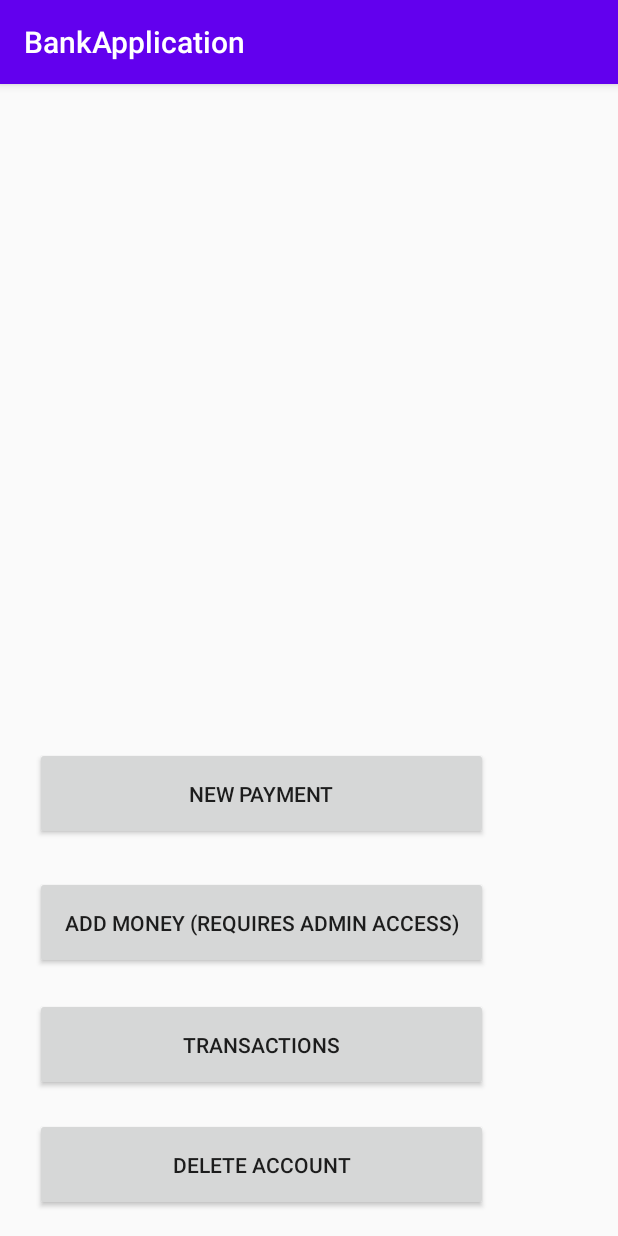
After one commit to taruhaimi/BankApplication, an Android app: the AccountInfo screen opened directly, with no data from a screen before it, on a phone screen of 412 x 824 dp. The commit adds this screen. Run offline under Robolectric (Android 15) with nearby library versions, the phone set to English and light mode, and no system bars.

Commit message:
Update 4.4.2020 (mainly functionalities)

```diff
--- a/app/src/main/AndroidManifest.xml
+++ b/app/src/main/AndroidManifest.xml
@@ -9,6 +9,7 @@
         android:roundIcon="@mipmap/ic_launcher_round"
         android:supportsRtl="true"
         android:theme="@style/AppTheme">
+        <activity android:name=".AccountInfo"></activity>
         <activity android:name=".LogIn">
             <intent-filter>
                 <action android:name="android.intent.action.MAIN" />
--- /dev/null
+++ b/app/src/main/java/com/example/bankapplication/AccountInfo.java
@@ -0,0 +1,61 @@
+package com.example.bankapplication;
+
+import androidx.appcompat.app.AlertDialog;
+import androidx.appcompat.app.AppCompatActivity;
+
+import android.content.DialogInterface;
+import android.os.Bundle;
+import android.view.View;
+import android.widget.TextView;
+
+import org.w3c.dom.Text;
+
+public class AccountInfo extends AppCompatActivity {
+    TextView accountName;
+    TextView accountNumber;
+    TextView accountType;
+    TextView accountInterest;
+    int listIndex;
+    @Override
+    protected void onCreate(Bundle savedInstanceState) {
+        super.onCreate(savedInstanceState);
+        setContentView(R.layout.activity_account_info);
+        accountName = (TextView) findViewById(R.id.accountName);
+        accountNumber = (TextView) findViewById(R.id.accountNumber);
+        accountType = (TextView) findViewById(R.id.accountType);
+        accountInterest =(TextView) findViewById(R.id.accountInterest);
+        Bundle extras = getIntent().getExtras();
+        if (extras != null) {
+            listIndex = extras.getInt("key");
+            System.out.println(listIndex);
+            accountName.setText("Name: "+MainActivity.accountArrayList.get(listIndex).getInformation());
+            accountNumber.setText("Account number: "+MainActivity.accountArrayList.get(listIndex).getID());
+            accountType.setText("Account type: "+MainActivity.accountArrayList.get(listIndex).getType());
+            /*if (MainActivity.accountArrayList.get(listIndex).getType().equals("Saving")) {
+            accountInterest.setText((int) MainActivity.accountArrayList.get(listIndex).getInterest());
+        }*/
+        }
+    }
+
+    public void deleteAccount(View v)   {
+        AlertDialog.Builder builder = new AlertDialog.Builder(this);
+        builder.setCancelable(true);
+        builder.setTitle("Delete Account");
+        builder.setMessage("Are you sure you want to delete this account?\nPress cancel to cancel.");
+        builder.setPositiveButton("Confirm",
+                new DialogInterface.OnClickListener() {
+                    @Override
+                    public void onClick(DialogInterface dialog, int which) {
+                        MainActivity.accountArrayList.remove(listIndex);
+                        finish();
+                    }
+                });
+        builder.setNegativeButton(android.R.string.cancel, new DialogInterface.OnClickListener() {
+            @Override
+            public void onClick(DialogInterface dialog, int which) {
+            }
+        });
+        AlertDialog dialog = builder.create();
+        dialog.show();
+    }
+}
--- a/app/src/main/java/com/example/bankapplication/LogIn.java
+++ b/app/src/main/java/com/example/bankapplication/LogIn.java
@@ -29,8 +29,8 @@ public class LogIn extends AppCompatActivity {
     }
 
     public void goMainMenu(View v) {
-
-        if ((GetUsername.getText().toString().equals(username) && GetPassword.getText().toString().equals(password)) == false) {
+        /*if ((GetUsername.getText().toString().equals(username) && GetPassword.getText().toString().equals(password))*/
+        if ((username.equals(username) && password.equals(password)) == false) {
             Toast.makeText(context,"Username or password is not correct. Try again.", Toast.LENGTH_SHORT).show();
 
         } else {
--- a/app/src/main/java/com/example/bankapplication/MainActivity.java
+++ b/app/src/main/java/com/example/bankapplication/MainActivity.java
@@ -3,8 +3,11 @@ package com.example.bankapplication;
 import androidx.appcompat.app.AppCompatActivity;
 
 import android.content.Intent;
+import android.content.SharedPreferences;
 import android.os.Bundle;
 import android.view.View;
+
+import java.util.ArrayList;
 
 public class MainActivity extends AppCompatActivity {
 
@@ -12,7 +15,10 @@ public class MainActivity extends AppCompatActivity {
     protected void onCreate(Bundle savedInstanceState) {
         super.onCreate(savedInstanceState);
         setContentView(R.layout.activity_main);
+
     }
+
+    public static ArrayList<Account> accountArrayList = new ArrayList<Account>();
 
     public void goEditInfo(View v) {
         startActivity(new Intent(MainActivity.this,EditInfo.class));
--- /dev/null
+++ b/app/src/main/res/layout/activity_account_info.xml
@@ -0,0 +1,118 @@
+<?xml version="1.0" encoding="utf-8"?>
+<androidx.constraintlayout.widget.ConstraintLayout xmlns:android="http://schemas.android.com/apk/res/android"
+    xmlns:app="http://schemas.android.com/apk/res-auto"
+    xmlns:tools="http://schemas.android.com/tools"
+    android:layout_width="match_parent"
+    android:layout_height="match_parent"
+    tools:context=".AccountInfo">
+
+    <TextView
+        android:id="@+id/accountName"
+        android:layout_width="316dp"
+        android:layout_height="81dp"
+        android:textSize="25sp"
+        app:layout_constraintBottom_toBottomOf="parent"
+        app:layout_constraintEnd_toEndOf="parent"
+        app:layout_constraintHorizontal_bias="0.494"
+        app:layout_constraintStart_toStartOf="parent"
+        app:layout_constraintTop_toTopOf="parent"
+        app:layout_constraintVertical_bias="0.05" />
+
+    <TextView
+        android:id="@+id/accountNumber"
+        android:layout_width="340dp"
+        android:layout_height="60dp"
+        android:textSize="25sp"
+        app:layout_constraintBottom_toBottomOf="parent"
+        app:layout_constraintEnd_toEndOf="parent"
+        app:layout_constraintHorizontal_bias="0.323"
+        app:layout_constraintStart_toStartOf="parent"
+        app:layout_constraintTop_toTopOf="parent"
+        app:layout_constraintVertical_bias="0.248" />
+
+    <TextView
+        android:id="@+id/accountMoney"
+        android:layout_width="340dp"
+        android:layout_height="60dp"
+        android:textSize="25sp"
+        app:layout_constraintBottom_toBottomOf="parent"
+        app:layout_constraintEnd_toEndOf="parent"
+        app:layout_constraintHorizontal_bias="0.323"
+        app:layout_constraintStart_toStartOf="parent"
+        app:layout_constraintTop_toTopOf="parent"
+        app:layout_constraintVertical_bias="0.383" />
+
+    <TextView
+        android:id="@+id/accountType"
+        android:layout_width="172dp"
+        android:layout_height="69dp"
+        android:textSize="25sp"
+        app:layout_constraintBottom_toBottomOf="parent"
+        app:layout_constraintEnd_toEndOf="parent"
+        app:layout_constraintHorizontal_bias="0.103"
+        app:layout_constraintStart_toStartOf="parent"
+        app:layout_constraintTop_toTopOf="parent"
+        app:layout_constraintVertical_bias="0.499" />
+
+    <TextView
+        android:id="@+id/accountInterest"
+        android:layout_width="151dp"
+        android:layout_height="72dp"
+        android:textSize="25sp"
+        app:layout_constraintBottom_toBottomOf="parent"
+        app:layout_constraintEnd_toEndOf="parent"
+        app:layout_constraintHorizontal_bias="0.815"
+        app:layout_constraintStart_toStartOf="parent"
+        app:layout_constraintTop_toTopOf="parent"
+        app:layout_constraintVertical_bias="0.499" />
+
+    <Button
+        android:id="@+id/accountPayment"
+        android:layout_width="302dp"
+        android:layout_height="62dp"
+        android:text="New payment"
+        app:layout_constraintBottom_toBottomOf="parent"
+        app:layout_constraintEnd_toEndOf="parent"
+        app:layout_constraintHorizontal_bias="0.211"
+        app:layout_constraintStart_toStartOf="parent"
+        app:layout_constraintTop_toTopOf="parent"
+        app:layout_constraintVertical_bias="0.626" />
+
+    <Button
+        android:id="@+id/accountAddMoney"
+        android:layout_width="302dp"
+        android:layout_height="62dp"
+        android:text="Add money (Requires admin access)"
+        app:layout_constraintBottom_toBottomOf="parent"
+        app:layout_constraintEnd_toEndOf="parent"
+        app:layout_constraintHorizontal_bias="0.211"
+        app:layout_constraintStart_toStartOf="parent"
+        app:layout_constraintTop_toTopOf="parent"
+        app:layout_constraintVertical_bias="0.748" />
+
+    <Button
+        android:id="@+id/accountTransactions"
+        android:layout_width="302dp"
+        android:layout_height="62dp"
+        android:text="Transactions"
+        app:layout_constraintBottom_toBottomOf="parent"
+        app:layout_constraintEnd_toEndOf="parent"
+        app:layout_constraintHorizontal_bias="0.211"
+        app:layout_constraintStart_toStartOf="parent"
+        app:layout_constraintTop_toTopOf="parent"
+        app:layout_constraintVertical_bias="0.863" />
+
+    <Button
+        android:id="@+id/accountDelete"
+        android:layout_width="302dp"
+        android:layout_height="62dp"
+        android:onClick="deleteAccount"
+        android:text="Delete account"
+        app:layout_constraintBottom_toBottomOf="parent"
+        app:layout_constraintEnd_toEndOf="parent"
+        app:layout_constraintHorizontal_bias="0.211"
+        app:layout_constraintStart_toStartOf="parent"
+        app:layout_constraintTop_toTopOf="parent"
+        app:layout_constraintVertical_bias="0.976" />
+
+</androidx.constraintlayout.widget.ConstraintLayout>
--- a/app/src/main/res/layout/activity_add_account.xml
+++ b/app/src/main/res/layout/activity_add_account.xml
@@ -48,8 +48,8 @@
 
     <EditText
         android:id="@+id/accName"
-        android:layout_width="156dp"
-        android:layout_height="31dp"
+        android:layout_width="161dp"
+        android:layout_height="41dp"
         android:ems="10"
         android:inputType="textPersonName"
         android:textSize="14sp"
@@ -64,6 +64,7 @@
         android:id="@+id/saveButton"
         android:layout_width="213dp"
         android:layout_height="46dp"
+        android:onClick="chooseType"
         android:text="Save"
         app:layout_constraintBottom_toBottomOf="parent"
         app:layout_constraintEnd_toEndOf="parent"
```
Also changed, not shown: app/src/main/java/com/example/bankapplication/Account.java (added, +132 -0 lines), app/src/main/java/com/example/bankapplication/AddAccount.java (+67 -1 lines), app/src/main/java/com/example/bankapplication/ChooseAccount.java (+28 -1 lines), app/src/main/res/layout/activity_choose_account.xml (+13 -1 lines).
